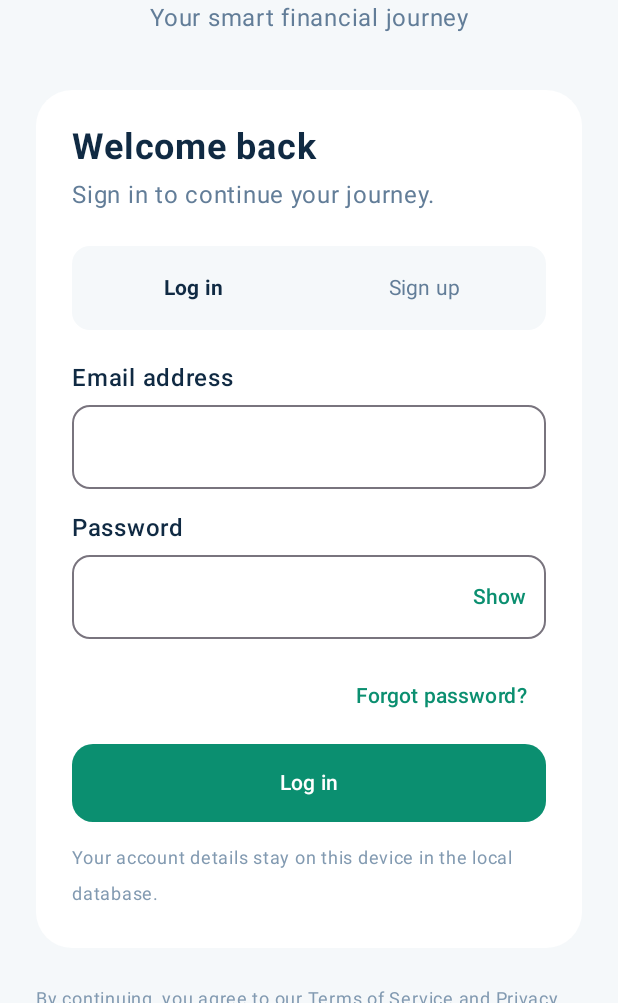
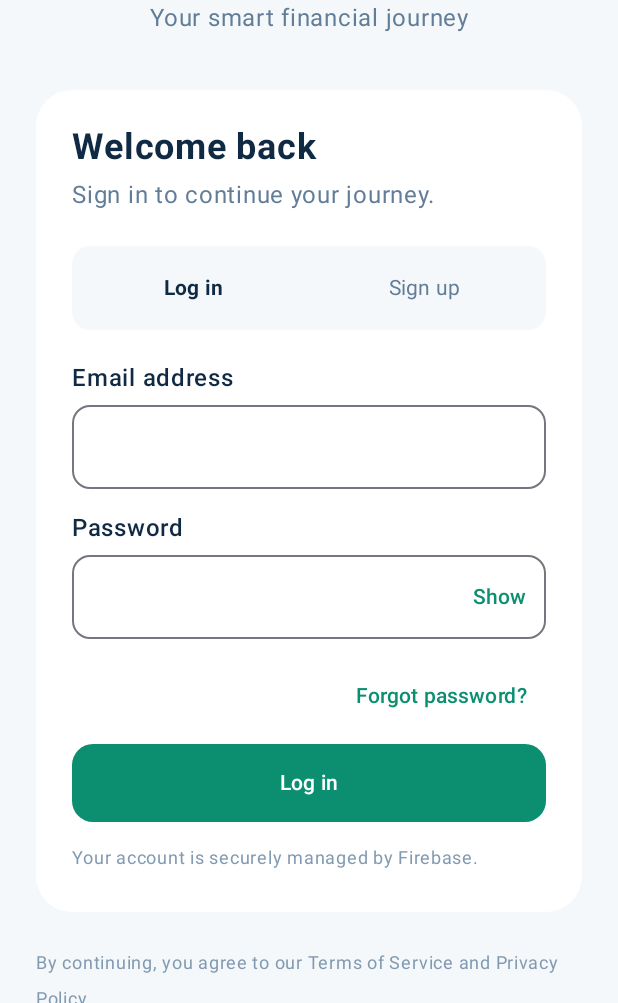
Before and after one commit to mimathad27/PesaWise, an Android app built with Jetpack Compose: the screen it shows after launch (MainActivity), on a phone screen of 412 x 824 dp, the part 233-1236 px from its top. Run offline under Robolectric (Android 15) with nearby library versions, the phone set to English and light mode, and no system bars; our stand-ins replace Firebase (no records; nobody signed in at launch, a user with empty details on screens opened directly).

Commit message:
feat: add Firebase auth and account settings

```diff
--- a/app/build.gradle.kts
+++ b/app/build.gradle.kts
@@ -3,6 +3,7 @@ plugins {
     id("org.jetbrains.kotlin.android")
     id("org.jetbrains.kotlin.plugin.compose")
     id("com.google.devtools.ksp")
+    id("com.google.gms.google-services")
 }
 
 android {
@@ -43,5 +44,8 @@ dependencies {
     implementation("androidx.room:room-ktx:$roomVersion")
     ksp("androidx.room:room-compiler:$roomVersion")
     implementation("org.jetbrains.kotlinx:kotlinx-coroutines-android:1.10.2")
+    implementation(platform("com.google.firebase:firebase-bom:33.16.0"))
+    implementation("com.google.firebase:firebase-auth")
+    implementation("org.jetbrains.kotlinx:kotlinx-coroutines-play-services:1.10.2")
     debugImplementation("androidx.compose.ui:ui-tooling")
 }
--- a/app/src/main/AndroidManifest.xml
+++ b/app/src/main/AndroidManifest.xml
@@ -1,4 +1,5 @@
 <manifest xmlns:android="http://schemas.android.com/apk/res/android">
+    <uses-permission android:name="android.permission.INTERNET" />
     <application
         android:name=".PesaWiseApplication"
         android:allowBackup="false"
--- a/app/src/main/java/com/pesawise/app/MainActivity.kt
+++ b/app/src/main/java/com/pesawise/app/MainActivity.kt
@@ -6,22 +6,21 @@ import androidx.activity.compose.setContent
 import androidx.lifecycle.viewmodel.compose.viewModel
 import com.pesawise.app.ui.AuthViewModel
 import com.pesawise.app.ui.AuthViewModelFactory
-import com.pesawise.app.ui.ExpenseTrackingScreen
 import com.pesawise.app.ui.PesaWiseApp
+import com.pesawise.app.ui.SignedInScreen
 import com.pesawise.app.ui.theme.PesaWiseTheme
 
 class MainActivity : ComponentActivity() {
     override fun onCreate(savedInstanceState: Bundle?) {
         super.onCreate(savedInstanceState)
-        val repository = (application as PesaWiseApplication).authRepository
+        val app = application as PesaWiseApplication
         setContent {
             PesaWiseTheme {
                 val authViewModel: AuthViewModel = viewModel(
-                    factory = AuthViewModelFactory(repository)
+                    factory = AuthViewModelFactory(app.authRepository)
                 )
-
                 if (authViewModel.state.value.loggedIn) {
-                    ExpenseTrackingScreen()
+                    SignedInScreen(authViewModel, app.authRepository)
                 } else {
                     PesaWiseApp(authViewModel)
                 }
--- a/app/src/main/java/com/pesawise/app/PesaWiseApplication.kt
+++ b/app/src/main/java/com/pesawise/app/PesaWiseApplication.kt
@@ -1,11 +1,11 @@
 package com.pesawise.app
 
 import android.app.Application
+import com.google.firebase.auth.FirebaseAuth
 import com.pesawise.app.data.AuthRepository
-import com.pesawise.app.data.PesaWiseDatabase
 
 class PesaWiseApplication : Application() {
     val authRepository: AuthRepository by lazy {
-        AuthRepository(PesaWiseDatabase.getInstance(this).userDao())
+        AuthRepository(FirebaseAuth.getInstance())
     }
 }
--- a/app/src/main/java/com/pesawise/app/ui/PesaWiseApp.kt
+++ b/app/src/main/java/com/pesawise/app/ui/PesaWiseApp.kt
@@ -42,27 +42,28 @@ fun PesaWiseApp(viewModel: AuthViewModel) {
 
             Card(colors = CardDefaults.cardColors(containerColor = Color.White), shape = RoundedCornerShape(24.dp)) {
                 Column(Modifier.fillMaxWidth().padding(24.dp)) {
-                    Text(if (state.isSignUp) "Create your account" else "Welcome back", fontSize = 24.sp, fontWeight = FontWeight.Bold, color = Navy)
+                    Text(if (state.isForgotPassword) "Reset your password" else if (state.isSignUp) "Create your account" else "Welcome back", fontSize = 24.sp, fontWeight = FontWeight.Bold, color = Navy)
                     Spacer(Modifier.height(6.dp))
-                    Text(if (state.isSignUp) "Start building healthier money habits." else "Sign in to continue your journey.", color = Color(0xFF627D98))
+                    Text(if (state.isForgotPassword) "Enter your account email to receive a secure reset link." else if (state.isSignUp) "Start building healthier money habits." else "Sign in to continue your journey.", color = Color(0xFF627D98))
                     Spacer(Modifier.height(22.dp))
-                    Row(Modifier.fillMaxWidth().background(Canvas, RoundedCornerShape(12.dp)).padding(4.dp)) {
+                    if (!state.isForgotPassword) Row(Modifier.fillMaxWidth().background(Canvas, RoundedCornerShape(12.dp)).padding(4.dp)) {
                         AuthTab("Log in", !state.isSignUp, Modifier.weight(1f)) { viewModel.update { it.copy(isSignUp = false, message = null) } }
                         AuthTab("Sign up", state.isSignUp, Modifier.weight(1f)) { viewModel.update { it.copy(isSignUp = true, message = null) } }
                     }
                     Spacer(Modifier.height(20.dp))
-                    if (state.isSignUp) AuthField("Full name", state.fullName, { value -> viewModel.update { it.copy(fullName = value) } })
+                    if (state.isSignUp && !state.isForgotPassword) AuthField("Full name", state.fullName, { value -> viewModel.update { it.copy(fullName = value) } })
                     AuthField("Email address", state.email, { value -> viewModel.update { it.copy(email = value) } }, KeyboardType.Email)
-                    AuthField("Password", state.password, { value -> viewModel.update { it.copy(password = value) } }, secret = true)
-                    if (state.isSignUp) AuthField("Confirm password", state.confirmPassword, { value -> viewModel.update { it.copy(confirmPassword = value) } }, secret = true)
-                    if (!state.isSignUp) TextButton(onClick = { viewModel.update { it.copy(message = "Password reset can be connected to your account service.", isError = false) } }, modifier = Modifier.align(Alignment.End)) { Text("Forgot password?") }
+                    if (!state.isForgotPassword) AuthField("Password", state.password, { value -> viewModel.update { it.copy(password = value) } }, secret = true)
+                    if (state.isSignUp && !state.isForgotPassword) AuthField("Confirm password", state.confirmPassword, { value -> viewModel.update { it.copy(confirmPassword = value) } }, secret = true)
+                    if (!state.isSignUp && !state.isForgotPassword) TextButton(onClick = { viewModel.update { it.copy(isForgotPassword = true, message = null) } }, modifier = Modifier.align(Alignment.End)) { Text("Forgot password?") }
+                    if (state.isForgotPassword) TextButton(onClick = { viewModel.update { it.copy(isForgotPassword = false, message = null) } }, modifier = Modifier.align(Alignment.End)) { Text("Back to log in") }
                     state.message?.let { Text(it, color = if (state.isError) MaterialTheme.colorScheme.error else Green, modifier = Modifier.padding(vertical = 8.dp)) }
                     Spacer(Modifier.height(8.dp))
                     Button(onClick = viewModel::submit, enabled = !state.busy, modifier = Modifier.fillMaxWidth().height(52.dp), shape = RoundedCornerShape(14.dp), colors = ButtonDefaults.buttonColors(containerColor = Green)) {
-                        Text(if (state.busy) "Please wait..." else if (state.isSignUp) "Create account" else "Log in", fontWeight = FontWeight.SemiBold)
+                        Text(if (state.busy) "Please wait..." else if (state.isForgotPassword) "Send reset link" else if (state.isSignUp) "Create account" else "Log in", fontWeight = FontWeight.SemiBold)
                     }
                     Spacer(Modifier.height(12.dp))
-                    Text("Your account details stay on this device in the local database.", color = Color(0xFF829AB1), fontSize = 12.sp)
+                    if (!state.isForgotPassword) Text("Your account is securely managed by Firebase.", color = Color(0xFF829AB1), fontSize = 12.sp)
                 }
             }
             Spacer(Modifier.height(22.dp))
--- a/build.gradle.kts
+++ b/build.gradle.kts
@@ -3,4 +3,5 @@ plugins {
     id("org.jetbrains.kotlin.android") version "2.2.20" apply false
     id("org.jetbrains.kotlin.plugin.compose") version "2.2.20" apply false
     id("com.google.devtools.ksp") version "2.2.20-2.0.2" apply false
+    id("com.google.gms.google-services") version "4.6.0" apply false
 }
```
Also changed, not shown: app/src/main/java/com/pesawise/app/data/AuthRepository.kt (+28 -35 lines), app/src/main/java/com/pesawise/app/ui/AuthViewModel.kt (+10 -8 lines), app/src/main/java/com/pesawise/app/ui/SignedInScreen.kt (added, +174 -0 lines), 2 other files.
